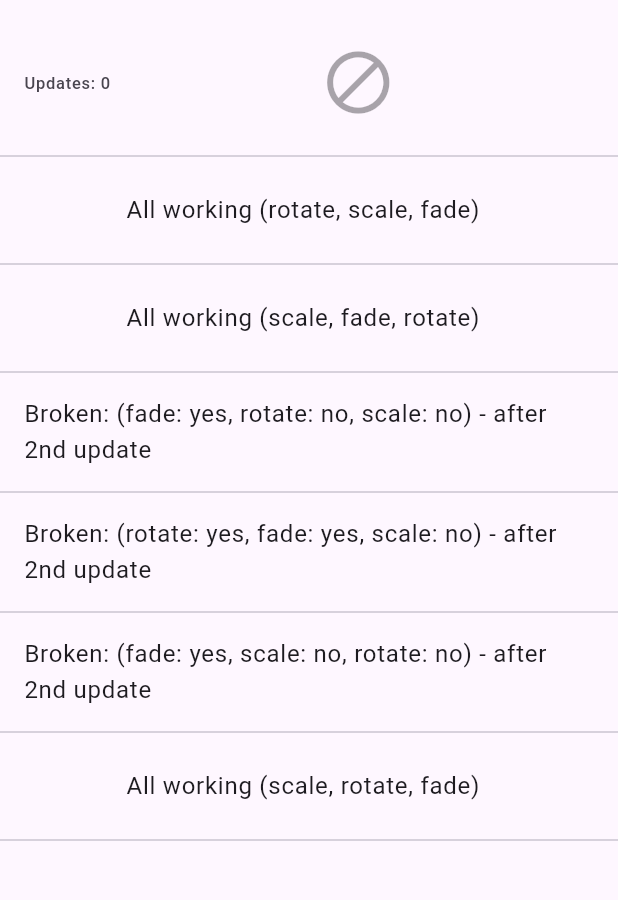
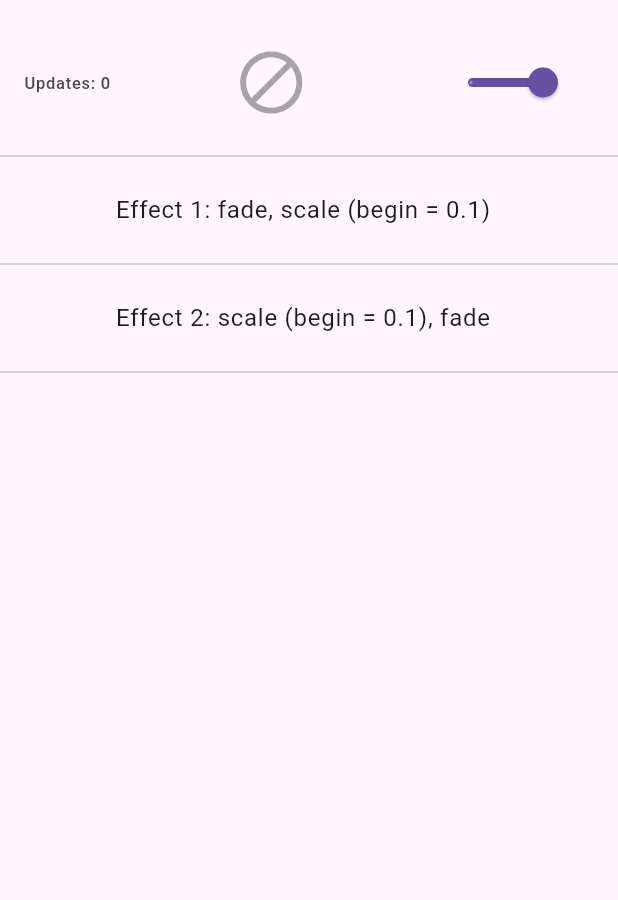
Before and after one commit to eggzotic/animate_demo, a Flutter app: the screen it shows after launch, after a tap on the "play arrow" icon, on a phone screen of 412 x 824 dp, the part 63-963 px from its top. Run offline on Flutter 3.47's test engine with Material 2 defaults, Android fonts, the phone set to English and light mode, and no system bars; drawn by our look-alikes of flutter_animate.

Commit message:
Honed in on ScaleEffect begin value as culprit

```diff
--- a/lib/app_state.dart
+++ b/lib/app_state.dart
@@ -3,24 +3,37 @@ import 'package:flutter/material.dart';
 class AppState with ChangeNotifier {
   int _clicks = 0;
   int get clicks => _clicks;
-  bool _started = false;
-  bool get animating => _started;
+  //
+  bool _animating = false;
+  bool get animating => _animating;
+  //
   bool _go = true;
-  bool get start => _go;
+  bool get go => _go;
+  //
+  // To facilitate user-control of the minimum Scale value
+  double _minScale = 0.1;
+  double get minScale => _minScale;
+  final minMinScale = 0.0;
+  final maxMinScale = 0.1;
+
+  void setMinScale(double scale) {
+    if (scale >= minMinScale && scale <= maxMinScale) {
+      _minScale = scale;
+    }
+    notifyListeners();
+  }
 
   void toggle() {
     if (!_go) _clicks += 1;
     _go = !_go;
-    _started = true;
+    _animating = true;
     notifyListeners();
   }
 
   void update(bool status) {
-    bool notify = false;
-    if (status != _started) {
-      notify = true;
-    }
-    _started = status;
+    // notify only if this has changed
+    final notify = status != _animating;
+    _animating = status;
     if (notify) notifyListeners();
   }
 }
--- a/lib/home_page.dart
+++ b/lib/home_page.dart
@@ -10,32 +10,14 @@ class HomePage extends StatelessWidget {
   Widget build(BuildContext context) {
     final appState = Provider.of<AppState>(context);
     final duration = 1000.ms;
-    final rotate = RotateEffect(duration: duration);
     final scale = ScaleEffect(
       duration: duration,
-      begin: Offset.zero,
-      end: const Offset(2, 2),
+      begin: Offset(appState.minScale, appState.minScale),
+      end: const Offset(2.0, 2.0),
     );
     final fade = FadeEffect(duration: duration);
-    // these 3 effects-lists differ only in the position of "fade"
-    // it seems that, after the first "play" to target of 1,
-    // the updates to the target value no longer propagate past the "fade"
-    // which I assume is a bug?
-    final working1 = <Effect>[rotate, scale, fade];
-    final working2 = <Effect>[scale, fade, rotate];
-    final broken1 = <Effect>[fade, rotate, scale];
-    //
-    final broken2 = <Effect>[rotate, fade, scale];
-    final broken3 = <Effect>[fade, scale, rotate];
-    final working3 = <Effect>[scale, rotate, fade];
-    //
-    const working1Text = 'All working (rotate, scale, fade)';
-    const working2Text = 'All working (scale, fade, rotate)';
-    const broken1Text = 'Broken: (fade: yes, rotate: no, scale: no) - after 2nd update';
-    //
-    const broken2Text = 'Broken: (rotate: yes, fade: yes, scale: no) - after 2nd update';
-    const broken3Text = 'Broken: (fade: yes, scale: no, rotate: no) - after 2nd update';
-    const working3Text = 'All working (scale, rotate, fade)';
+    final eff1 = <Effect>[fade, scale];
+    final eff2 = <Effect>[scale, fade];
     //
     return Scaffold(
       appBar: AppBar(
@@ -49,19 +31,28 @@ class HomePage extends StatelessWidget {
             onPressed: appState.animating ? null : () => appState.toggle(),
             icon: Icon(appState.animating ? Icons.block : Icons.play_arrow),
           ),
+          trailing: SizedBox(
+            width: 100,
+            child: Slider.adaptive(
+              value: appState.minScale,
+              onChanged: (d) => appState.setMinScale(d),
+              min: appState.minMinScale,
+              max: appState.maxMinScale,
+              divisions: 1,
+              label: 'Min. scale: ${appState.minScale}',
+            ),
+          ),
         ),
         const Divider(),
-        MyTile(effects: working1, description: working1Text),
+        MyTile(
+            effects: eff1,
+            description:
+                'Effect 1: fade, scale (begin = ${appState.minScale})'),
         const Divider(),
-        MyTile(effects: working2, description: working2Text),
-        const Divider(),
-        MyTile(effects: broken1, description: broken1Text),
-        const Divider(),
-        MyTile(effects: broken2, description: broken2Text),
-        const Divider(),
-        MyTile(effects: broken3, description: broken3Text),
-        const Divider(),
-        MyTile(effects: working3, description: working3Text),
+        MyTile(
+            effects: eff2,
+            description:
+                'Effect 2: scale (begin = ${appState.minScale}), fade'),
         const Divider(),
       ]),
     );
@@ -84,9 +75,9 @@ class MyTile extends StatelessWidget {
     return ListTile(
       title: Center(
         child: Animate(
-          target: appState.start ? 1 : 0,
-          onPlay: (c) => appState.update(true),
-          onComplete: (c) => appState.update(false),
+          target: appState.go ? 1 : 0,
+          onPlay: (_) => appState.update(true),
+          onComplete: (_) => appState.update(false),
           effects: effects,
           child: Text(description),
         ),
```
Also changed, not shown: 1 other file.
